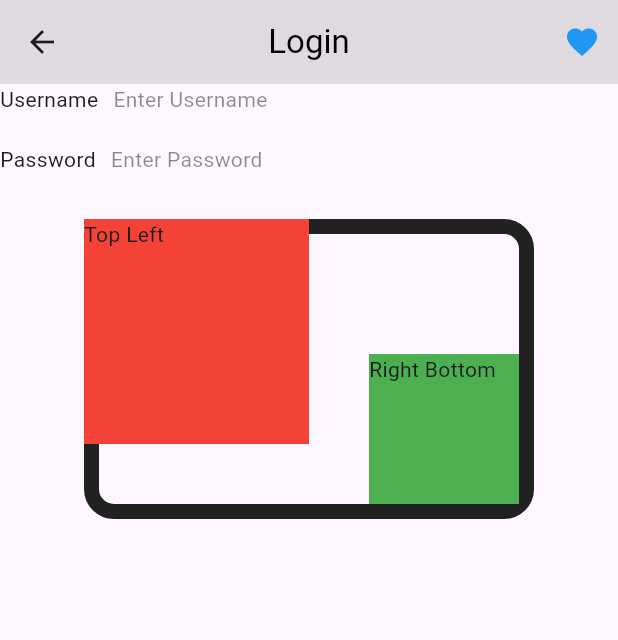
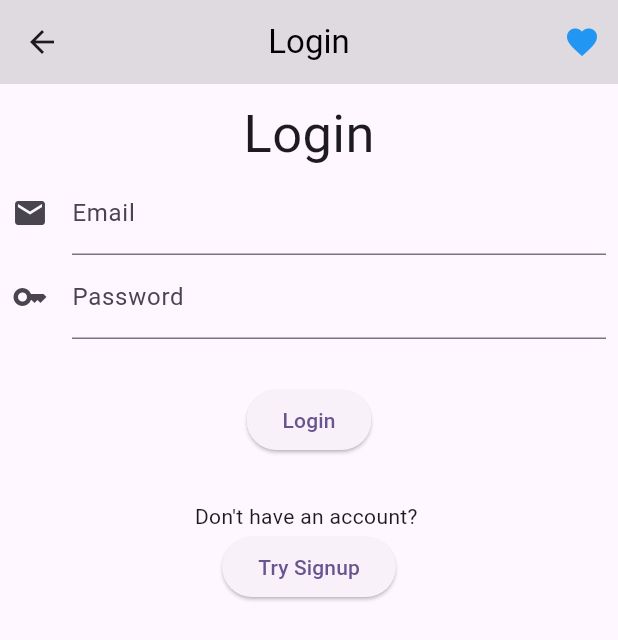
Before and after one commit to sujancse5bu/edge_mobile_app, a Flutter app: the LoginScreen screen opened by its route, on a phone screen of 412 x 824 dp. Shown: the top 640 px of the screen. Run offline on Flutter 3.47's test engine with Material 3 defaults, Android fonts, the light colour scheme and no system bars.

Commit message:
button, nativatiom, image

```diff
--- a/lib/login.dart
+++ b/lib/login.dart
@@ -9,6 +9,12 @@ class LoginScreen extends StatefulWidget {
 }
 
 class _LoginScreenState extends State<LoginScreen> {
+  late String userName = '';
+  late String email;
+  late String password;
+
+  late String userNameError = '';
+
   @override
   Widget build(BuildContext context) {
     return Scaffold(
@@ -29,49 +35,64 @@ class _LoginScreenState extends State<LoginScreen> {
           )
         ],
       ),
-      body: Column(
+      body: Padding(
+        padding: const EdgeInsets.all(8.0),
+        child: Column(
           children: [
-          getInputRow(label: 'Username', hint: 'Enter Username'),
-          const SizedBox(
-            height: 20,
+            Text(
+              'Login',
+              style: TextStyle(fontSize: 35),
             ),
-          getInputRow(label: 'Password', hint: 'Enter Password'),
-          const SizedBox(
+            TextFormField(
+                style: TextStyle(fontSize: 16),
+                keyboardType: TextInputType.emailAddress,
+                onChanged: (value) {
+                  print('Email: $value');
+                  setState(() {
+                    email = value;
+                  });
+                },
+                decoration: InputDecoration(
+                    label: Text('Email'),
+                    icon: Icon(Icons.email),
+                    hintText: 'Enter Email',
+                    hintStyle: TextStyle(color: Colors.grey),
+                    errorText: userNameError.isEmpty ? null : userNameError)),
+            TextFormField(
+                style: TextStyle(fontSize: 16),
+                keyboardType: TextInputType.text,
+                obscureText: true,
+                onChanged: (value) {
+                  print('password: $value');
+                  setState(() {
+                    password = value;
+                  });
+                },
+                decoration: InputDecoration(
+                    label: Text('Password'),
+                    icon: Icon(Icons.key),
+                    hintText: 'Enter Password',
+                    hintStyle: TextStyle(color: Colors.grey),
+                    errorText: userNameError.isEmpty ? null : userNameError)),
+            // ------------------------------
+            SizedBox(
               height: 30,
             ),
-          Stack(
-            children: [
-              Container(
-                  height: 200,
-                  width: 300,
-                  // color: Colors.indigo,
-                  padding: EdgeInsets.all(20),
-                  decoration: BoxDecoration(
-                      border: Border.all(
-                        width: 10,
-                        color: Colors.black87,
+            ElevatedButton(
+              onPressed: () {},
+              child: Text('Login'),
             ),
-                      borderRadius: BorderRadius.all(Radius.circular(20))),
-                  child: const Text('This is a container')),
-              Container(
-                height: 150,
-                width: 150,
-                color: Colors.red,
-                child: Text('Top Left'),
+            SizedBox(
+              height: 30,
             ),
-              Positioned(
-                right: 10,
-                bottom: 10,
-                child: Container(
-                  height: 100,
-                  width: 100,
-                  color: Colors.green,
-                  child: Text('Right Bottom'),
+            Text('Don\'t have an account? '),
+            ElevatedButton(
+                onPressed: () {
+                  Navigator.of(context).pop();
+                },
+                child: Text('Try Signup'))
+          ],
         ),
-              ),
-            ],
-          )
-        ],
       ),
     );
   }
--- a/lib/main.dart
+++ b/lib/main.dart
@@ -1,3 +1,4 @@
+import 'package:edge_mobile_app/images.dart';
 import 'package:edge_mobile_app/signup.dart';
 import 'package:flutter/material.dart';
 import 'package:edge_mobile_app/login.dart';
@@ -19,11 +20,12 @@ class MyApp extends StatelessWidget {
         colorScheme: ColorScheme.fromSeed(seedColor: Colors.deepPurple),
         useMaterial3: true,
       ),
-      home: const LoginScreen(),
+      // home: const ImagesAndButton(),
       initialRoute: '/signup',
       routes: {
         '/login': (BuildContext context) => const LoginScreen(),
         '/signup': (BuildContext context) => const SignupScreen(),
+        "/images": (BuildContext context) => const ImagesAndButton()
       },
     );
   }
--- a/pubspec.yaml
+++ b/pubspec.yaml
@@ -59,9 +59,8 @@ flutter:
   uses-material-design: true
 
   # To add assets to your application, add an assets section, like this:
-  # assets:
-  #   - images/a_dot_burr.jpeg
-  #   - images/a_dot_ham.jpeg
+  assets:
+    - assets/
 
   # An image asset can refer to one or more resolution-specific "variants", see
   # https://flutter.dev/assets-and-images/#resolution-aware
```
Also changed, not shown: lib/images.dart (added, +80 -0 lines), lib/signup.dart (+20 -0 lines), assets/image1.jpeg (added), assets/img1.jpg (added). Lines whose indentation alone changed are shown as unchanged.
